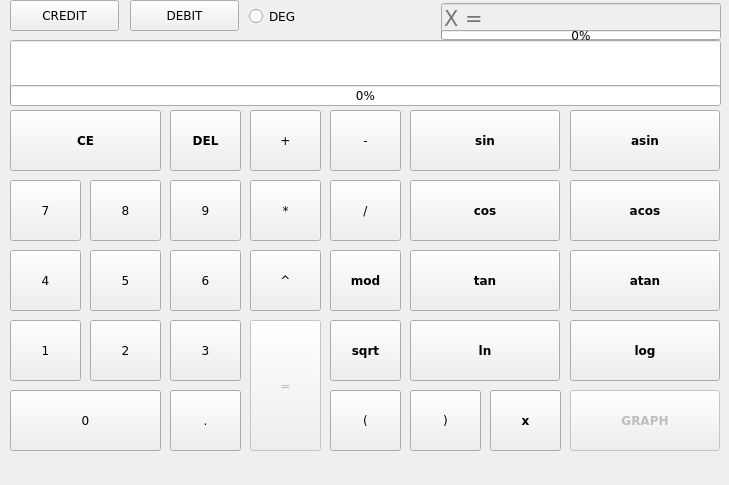
Before: the Qt Designer form src/calcView.ui in antinlay/CPP3_SmartCalc_v2.0-1, drawn with Qt 5.
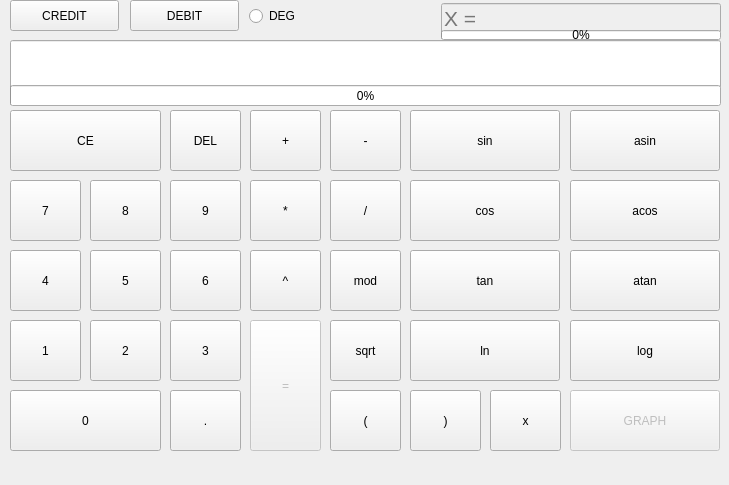
After: the same form once the commit is applied. Icons and pictures are not drawn.

The edit to the form file:
```diff
--- a/src/calcView.ui
+++ b/src/calcView.ui
@@ -33,7 +33,7 @@
   </property>
   <property name="font">
    <font>
-    <family>Verdana</family>
+    <family>.AppleSystemUIFont</family>
    </font>
   </property>
   <property name="focusPolicy">
@@ -58,7 +58,9 @@
     </property>
     <property name="font">
      <font>
-      <family>Verdana</family>
+      <family>.AppleSystemUIFont</family>
+      <italic>false</italic>
+      <bold>false</bold>
      </font>
     </property>
     <property name="accessibleName">
@@ -79,7 +81,9 @@
     </property>
     <property name="font">
      <font>
-      <family>Verdana</family>
+      <family>.AppleSystemUIFont</family>
+      <italic>false</italic>
+      <bold>false</bold>
      </font>
     </property>
     <property name="accessibleName">
@@ -100,7 +104,9 @@
     </property>
     <property name="font">
      <font>
-      <family>Verdana</family>
+      <family>.AppleSystemUIFont</family>
+      <italic>false</italic>
+      <bold>false</bold>
      </font>
     </property>
     <property name="accessibleName">
@@ -121,7 +127,9 @@
     </property>
     <property name="font">
      <font>
-      <family>Verdana</family>
+      <family>.AppleSystemUIFont</family>
+      <italic>false</italic>
+      <bold>false</bold>
      </font>
     </property>
     <property name="accessibleName">
@@ -142,7 +150,9 @@
     </property>
     <property name="font">
      <font>
-      <family>Verdana</family>
+      <family>.AppleSystemUIFont</family>
+      <italic>false</italic>
+      <bold>false</bold>
      </font>
     </property>
     <property name="accessibleName">
@@ -163,7 +173,9 @@
     </property>
     <property name="font">
      <font>
-      <family>Verdana</family>
+      <family>.AppleSystemUIFont</family>
+      <italic>false</italic>
+      <bold>false</bold>
      </font>
     </property>
     <property name="accessibleName">
@@ -184,7 +196,9 @@
     </property>
     <property name="font">
      <font>
-      <family>Verdana</family>
+      <family>.AppleSystemUIFont</family>
+      <italic>false</italic>
+      <bold>false</bold>
      </font>
     </property>
     <property name="accessibleName">
@@ -205,7 +219,9 @@
     </property>
     <property name="font">
      <font>
-      <family>Verdana</family>
+      <family>.AppleSystemUIFont</family>
+      <italic>false</italic>
+      <bold>false</bold>
      </font>
     </property>
     <property name="accessibleName">
@@ -226,7 +242,9 @@
     </property>
     <property name="font">
      <font>
-      <family>Verdana</family>
+      <family>.AppleSystemUIFont</family>
+      <italic>false</italic>
+      <bold>false</bold>
      </font>
     </property>
     <property name="accessibleName">
@@ -247,8 +265,9 @@
     </property>
     <property name="font">
      <font>
-      <family>Verdana</family>
-      <bold>true</bold>
+      <family>.AppleSystemUIFont</family>
+      <italic>false</italic>
+      <bold>false</bold>
      </font>
     </property>
     <property name="text">
@@ -266,7 +285,9 @@
     </property>
     <property name="font">
      <font>
-      <family>Verdana</family>
+      <family>.AppleSystemUIFont</family>
+      <italic>false</italic>
+      <bold>false</bold>
      </font>
     </property>
     <property name="accessibleName">
@@ -287,7 +308,9 @@
     </property>
     <property name="font">
      <font>
-      <family>Verdana</family>
+      <family>.AppleSystemUIFont</family>
+      <italic>false</italic>
+      <bold>false</bold>
      </font>
     </property>
     <property name="accessibleName">
@@ -308,9 +331,10 @@
     </property>
     <property name="font">
      <font>
-      <family>Verdana</family>
+      <family>.AppleSystemUIFont</family>
       <pointsize>18</pointsize>
-      <bold>true</bold>
+      <italic>false</italic>
+      <bold>false</bold>
      </font>
     </property>
     <property name="cursor">
@@ -364,7 +388,9 @@
     </property>
     <property name="font">
      <font>
-      <family>Verdana</family>
+      <family>.AppleSystemUIFont</family>
+      <italic>false</italic>
+      <bold>false</bold>
      </font>
     </property>
     <property name="accessibleName">
@@ -385,8 +411,9 @@
     </property>
     <property name="font">
      <font>
-      <family>Verdana</family>
-      <bold>true</bold>
+      <family>.AppleSystemUIFont</family>
+      <italic>false</italic>
+      <bold>false</bold>
      </font>
     </property>
     <property name="accessibleName">
@@ -407,8 +434,9 @@
     </property>
     <property name="font">
      <font>
-      <family>Verdana</family>
-      <bold>true</bold>
+      <family>.AppleSystemUIFont</family>
+      <italic>false</italic>
+      <bold>false</bold>
      </font>
     </property>
     <property name="accessibleName">
@@ -429,8 +457,9 @@
     </property>
     <property name="font">
      <font>
-      <family>Verdana</family>
-      <bold>true</bold>
+      <family>.AppleSystemUIFont</family>
+      <italic>false</italic>
+      <bold>false</bold>
      </font>
     </property>
     <property name="accessibleName">
@@ -451,8 +480,9 @@
     </property>
     <property name="font">
      <font>
-      <family>Verdana</family>
-      <bold>true</bold>
+      <family>.AppleSystemUIFont</family>
+      <italic>false</italic>
+      <bold>false</bold>
      </font>
     </property>
     <property name="accessibleName">
@@ -473,8 +503,9 @@
     </property>
     <property name="font">
      <font>
-      <family>Verdana</family>
-      <bold>true</bold>
+      <family>.AppleSystemUIFont</family>
+      <italic>false</italic>
+      <bold>false</bold>
      </font>
     </property>
     <property name="accessibleName">
@@ -495,8 +526,9 @@
     </property>
     <property name="font">
      <font>
-      <family>Verdana</family>
-      <bold>true</bold>
+      <family>.AppleSystemUIFont</family>
+      <italic>false</italic>
+      <bold>false</bold>
      </font>
     </property>
     <property name="accessibleName">
@@ -517,7 +549,9 @@
     </property>
     <property name="font">
      <font>
-      <family>Verdana</family>
+      <family>.AppleSystemUIFont</family>
+      <italic>false</italic>
+      <bold>false</bold>
      </font>
     </property>
     <property name="accessibleName">
@@ -538,7 +572,9 @@
     </property>
     <property name="font">
      <font>
-      <family>Verdana</family>
+      <family>.AppleSystemUIFont</family>
+      <italic>false</italic>
+      <bold>false</bold>
      </font>
     </property>
     <property name="accessibleName">
@@ -559,7 +595,9 @@
     </property>
     <property name="font">
      <font>
-      <family>Verdana</family>
+      <family>.AppleSystemUIFont</family>
+      <italic>false</italic>
+      <bold>false</bold>
      </font>
     </property>
     <property name="accessibleName">
@@ -580,8 +618,9 @@
     </property>
     <property name="font">
      <font>
-      <family>Verdana</family>
-      <bold>true</bold>
+      <family>.AppleSystemUIFont</family>
+      <italic>false</italic>
+      <bold>false</bold>
      </font>
     </property>
     <property name="accessibleName">
@@ -602,8 +641,9 @@
     </property>
     <property name="font">
      <font>
-      <family>Verdana</family>
-      <bold>true</bold>
+      <family>.AppleSystemUIFont</family>
+      <italic>false</italic>
+      <bold>false</bold>
      </font>
     </property>
     <property name="accessibleName">
@@ -627,7 +667,9 @@
     </property>
     <property name="font">
      <font>
-      <family>Verdana</family>
+      <family>.AppleSystemUIFont</family>
+      <italic>false</italic>
+      <bold>false</bold>
      </font>
     </property>
     <property name="text">
@@ -645,7 +687,9 @@
     </property>
     <property name="font">
      <font>
-      <family>Verdana</family>
+      <family>.AppleSystemUIFont</family>
+      <italic>false</italic>
+      <bold>false</bold>
      </font>
     </property>
     <property name="accessibleName">
@@ -666,8 +710,9 @@
     </property>
     <property name="font">
      <font>
-      <family>Verdana</family>
-      <bold>true</bold>
+      <family>.AppleSystemUIFont</family>
+      <italic>false</italic>
+      <bold>false</bold>
      </font>
     </property>
     <property name="accessibleName">
@@ -688,8 +733,9 @@
     </property>
     <property name="font">
      <font>
-      <family>Verdana</family>
-      <bold>true</bold>
+      <family>.AppleSystemUIFont</family>
+      <italic>false</italic>
+      <bold>false</bold>
      </font>
     </property>
     <property name="accessibleName">
@@ -710,8 +756,9 @@
     </property>
     <property name="font">
      <font>
-      <family>Verdana</family>
-      <bold>true</bold>
+      <family>.AppleSystemUIFont</family>
+      <italic>false</italic>
+      <bold>false</bold>
      </font>
     </property>
     <property name="text">
@@ -729,7 +776,9 @@
     </property>
     <property name="font">
      <font>
-      <family>Verdana</family>
+      <family>.AppleSystemUIFont</family>
+      <italic>false</italic>
+      <bold>false</bold>
      </font>
     </property>
     <property name="accessibleName">
@@ -750,7 +799,9 @@
     </property>
     <property name="font">
      <font>
-      <family>Verdana</family>
+      <family>.AppleSystemUIFont</family>
+      <italic>false</italic>
+      <bold>false</bold>
      </font>
     </property>
     <property name="accessibleName">
@@ -771,7 +822,9 @@
     </property>
     <property name="font">
      <font>
-      <family>Verdana</family>
+      <family>.AppleSystemUIFont</family>
+      <italic>false</italic>
+      <bold>false</bold>
      </font>
     </property>
     <property name="text">
@@ -789,7 +842,9 @@
     </property>
     <property name="font">
      <font>
-      <family>Verdana</family>
+      <family>.AppleSystemUIFont</family>
+      <italic>false</italic>
+      <bold>false</bold>
      </font>
     </property>
     <property name="text">
@@ -807,8 +862,9 @@
     </property>
     <property name="font">
      <font>
-      <family>Verdana</family>
-      <bold>true</bold>
+      <family>.AppleSystemUIFont</family>
+      <italic>false</italic>
+      <bold>false</bold>
      </font>
     </property>
     <property name="accessibleName">
@@ -832,8 +888,9 @@
     </property>
     <property name="font">
      <font>
-      <family>Verdana</family>
-      <bold>true</bold>
+      <family>.AppleSystemUIFont</family>
+      <italic>false</italic>
+      <bold>false</bold>
      </font>
     </property>
     <property name="text">
@@ -854,8 +911,9 @@
     </property>
     <property name="font">
      <font>
-      <family>Verdana</family>
+      <family>.AppleSystemUIFont</family>
       <pointsize>16</pointsize>
+      <italic>false</italic>
       <bold>false</bold>
      </font>
     </property>
@@ -890,6 +948,13 @@
       <height>21</height>
      </rect>
     </property>
+    <property name="font">
+     <font>
+      <family>.AppleSystemUIFont</family>
+      <italic>false</italic>
+      <bold>false</bold>
+     </font>
+    </property>
     <property name="maximum">
      <number>255</number>
     </property>
@@ -906,6 +971,13 @@
       <height>20</height>
      </rect>
     </property>
+    <property name="font">
+     <font>
+      <family>.AppleSystemUIFont</family>
+      <italic>false</italic>
+      <bold>false</bold>
+     </font>
+    </property>
     <property name="text">
      <string>DEG</string>
     </property>
@@ -944,6 +1016,13 @@
       <height>10</height>
      </rect>
     </property>
+    <property name="font">
+     <font>
+      <family>.AppleSystemUIFont</family>
+      <italic>false</italic>
+      <bold>false</bold>
+     </font>
+    </property>
     <property name="maximum">
      <number>22</number>
     </property>
```
Left out of the diff: 7 changed lines with no effect on the pictures.
